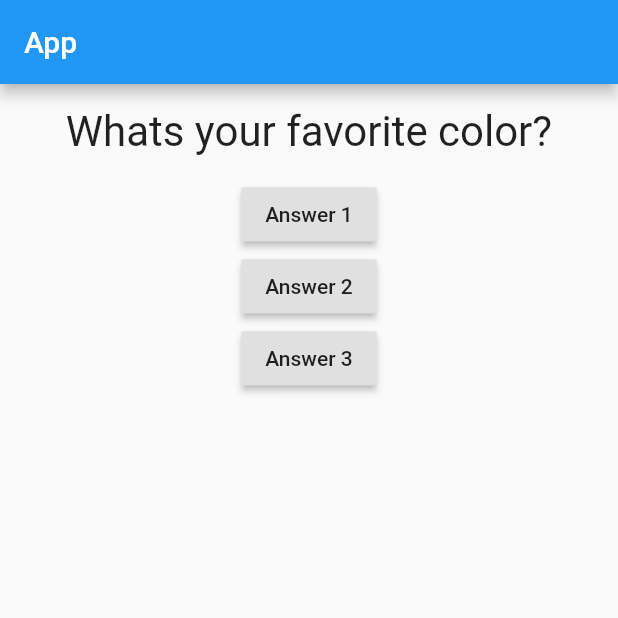
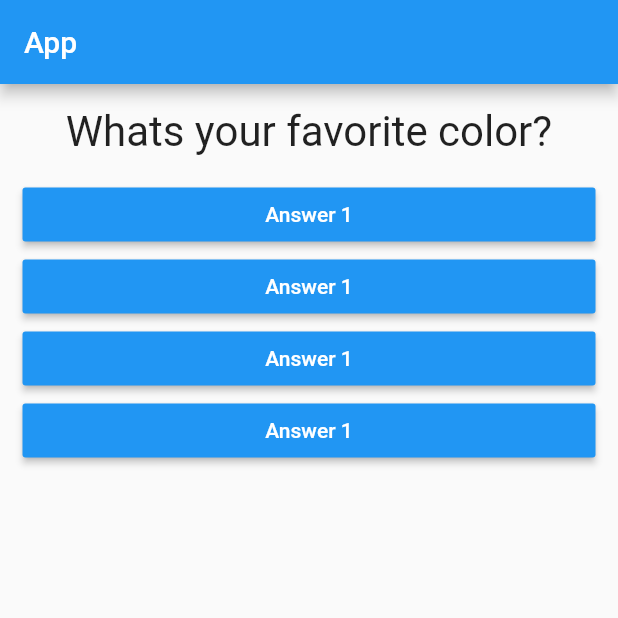
Before and after one commit to loonix/Flutter-Learning-Path, a Flutter app: the screen it shows after launch, on a phone screen of 412 x 824 dp, the top half of it. Run offline on Flutter 3.47's test engine with Material 2 defaults, Android fonts, the phone set to English and light mode, and no system bars.

Commit message:
chore: created answer widget
* Made style improvements and code cleanup

```diff
--- /dev/null
+++ b/lib/answer.dart
@@ -0,0 +1,20 @@
+import 'package:flutter/material.dart';
+
+class Answer extends StatelessWidget {
+  final Function selectHandler;
+  Answer(this.selectHandler);
+
+  @override
+  Widget build(BuildContext context) {
+    return Container(
+      padding: EdgeInsets.only(left: 15, right: 15),
+      width: double.infinity,
+      child: RaisedButton(
+        color: Colors.blue,
+        textColor: Colors.white,
+        child: Text('Answer 1'),
+        onPressed: selectHandler,
+      ),
+    );
+  }
+}
--- a/lib/main.dart
+++ b/lib/main.dart
@@ -1,5 +1,6 @@
 import 'package:flutter/material.dart';
 import './question.dart';
+import './answer.dart';
 
 void main() {
   runApp(MyApp());
@@ -35,15 +36,10 @@ class _MyAppState extends State<MyApp> {
         body: Column(
           children: [
             Question(questions[_questionIndex]),
-            RaisedButton(child: Text('Answer 1'), onPressed: _answerQuestion),
-            RaisedButton(
-                child: Text('Answer 2'),
-                onPressed: () => print('answered question 2')),
-            RaisedButton(
-                child: Text('Answer 3'),
-                onPressed: () {
-                  print('answered question 3');
-                }),
+            Answer(_answerQuestion),
+            Answer(_answerQuestion),
+            Answer(_answerQuestion),
+            Answer(_answerQuestion),
           ],
         ),
       ),
```
